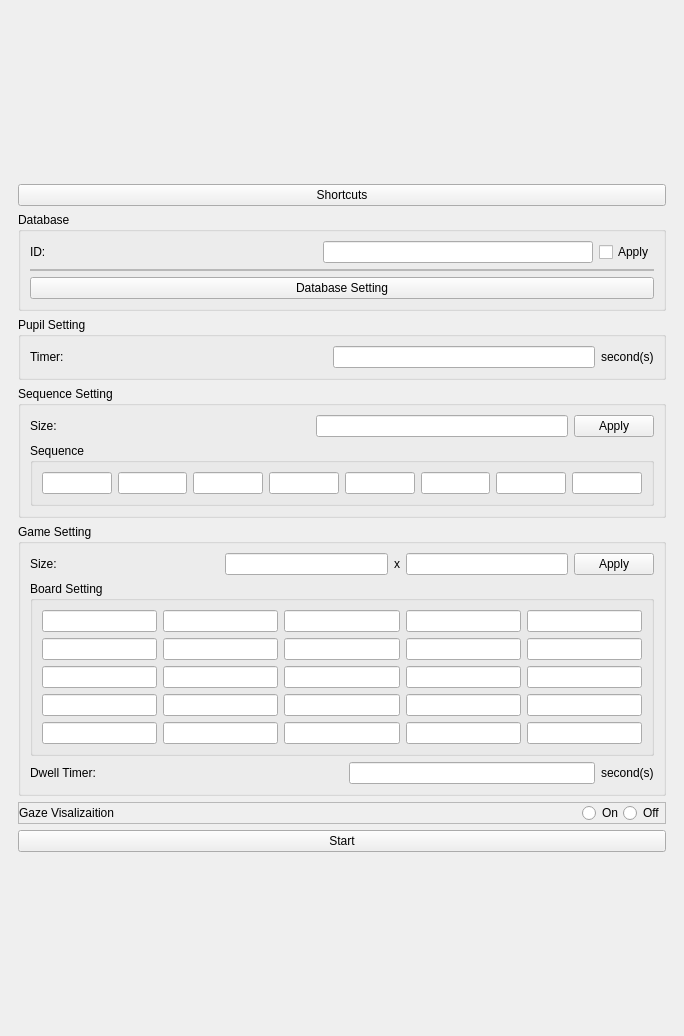
The window that ui/main.ui (DVL-Sejong/GazeTrackerGame) describes before a commit, drawn with Qt 5.
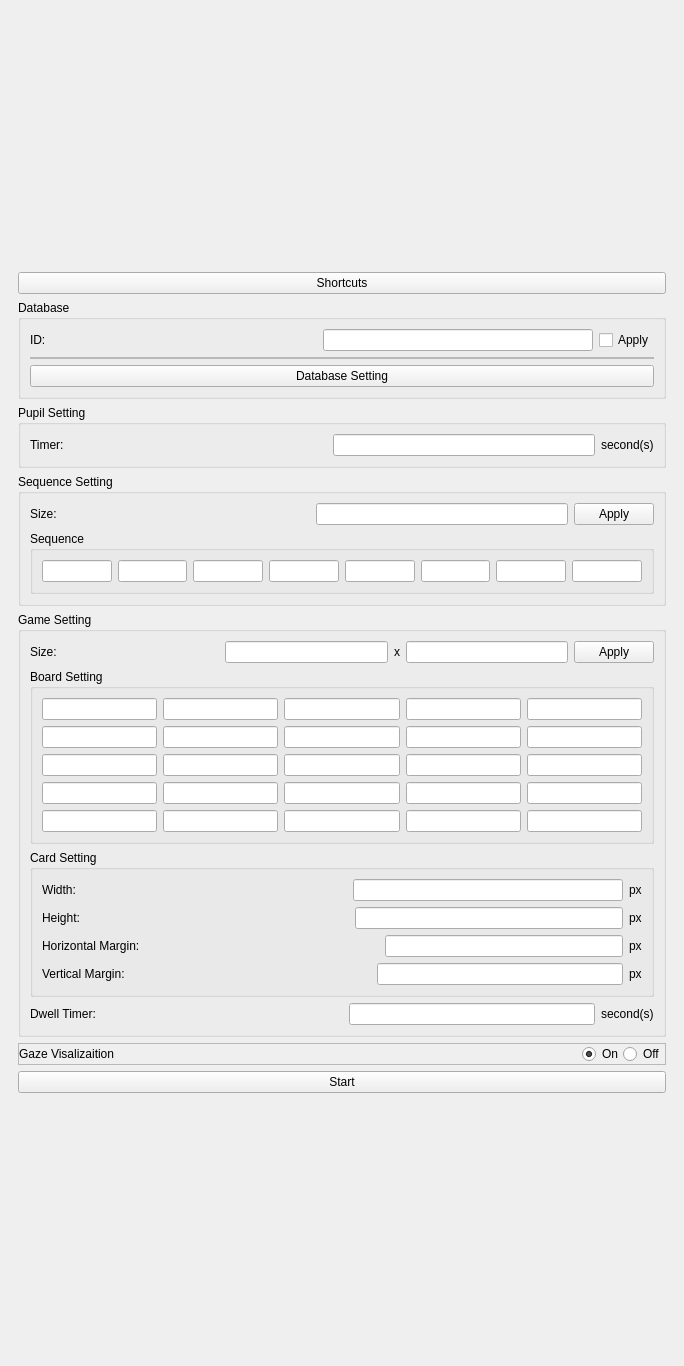
The same window after the commit.

Commit message: update: card setting feature is updated

Patch:
```diff
--- a/ui/main.ui
+++ b/ui/main.ui
@@ -7,7 +7,7 @@
     <x>0</x>
     <y>0</y>
     <width>684</width>
-    <height>1036</height>
+    <height>1366</height>
    </rect>
   </property>
   <property name="sizePolicy">
@@ -320,81 +320,226 @@
               <string>Board Setting</string>
              </property>
              <layout class="QGridLayout" name="gridLayout_15">
-              <item row="1" column="2">
-               <widget class="QLineEdit" name="lineEdit_board02"/>
-              </item>
-              <item row="1" column="4">
-               <widget class="QLineEdit" name="lineEdit_board04"/>
-              </item>
-              <item row="1" column="3">
-               <widget class="QLineEdit" name="lineEdit_board03"/>
-              </item>
               <item row="1" column="1">
                <widget class="QLineEdit" name="lineEdit_board01"/>
               </item>
+              <item row="4" column="2">
+               <widget class="QLineEdit" name="lineEdit_board32"/>
+              </item>
+              <item row="1" column="3">
+               <widget class="QLineEdit" name="lineEdit_board03"/>
+              </item>
+              <item row="1" column="2">
+               <widget class="QLineEdit" name="lineEdit_board02"/>
+              </item>
+              <item row="2" column="4">
+               <widget class="QLineEdit" name="lineEdit_board14"/>
+              </item>
               <item row="1" column="0">
                <widget class="QLineEdit" name="lineEdit_board00"/>
               </item>
-              <item row="2" column="0">
-               <widget class="QLineEdit" name="lineEdit_board10"/>
+              <item row="4" column="1">
+               <widget class="QLineEdit" name="lineEdit_board31"/>
               </item>
               <item row="2" column="1">
                <widget class="QLineEdit" name="lineEdit_board11"/>
               </item>
-              <item row="3" column="4">
-               <widget class="QLineEdit" name="lineEdit_board24"/>
-              </item>
-              <item row="2" column="4">
-               <widget class="QLineEdit" name="lineEdit_board14"/>
-              </item>
               <item row="3" column="1">
                <widget class="QLineEdit" name="lineEdit_board21"/>
               </item>
               <item row="3" column="3">
                <widget class="QLineEdit" name="lineEdit_board23"/>
               </item>
-              <item row="3" column="0">
-               <widget class="QLineEdit" name="lineEdit_board20"/>
-              </item>
-              <item row="3" column="2">
-               <widget class="QLineEdit" name="lineEdit_board22"/>
-              </item>
-              <item row="4" column="1">
-               <widget class="QLineEdit" name="lineEdit_board31"/>
-              </item>
-              <item row="4" column="2">
-               <widget class="QLineEdit" name="lineEdit_board32"/>
-              </item>
-              <item row="4" column="0">
-               <widget class="QLineEdit" name="lineEdit_board30"/>
-              </item>
               <item row="4" column="3">
                <widget class="QLineEdit" name="lineEdit_board33"/>
               </item>
+              <item row="4" column="0">
+               <widget class="QLineEdit" name="lineEdit_board30"/>
+              </item>
               <item row="4" column="4">
                <widget class="QLineEdit" name="lineEdit_board34"/>
               </item>
+              <item row="3" column="2">
+               <widget class="QLineEdit" name="lineEdit_board22"/>
+              </item>
               <item row="2" column="3">
                <widget class="QLineEdit" name="lineEdit_board13"/>
               </item>
               <item row="2" column="2">
                <widget class="QLineEdit" name="lineEdit_board12"/>
               </item>
+              <item row="3" column="4">
+               <widget class="QLineEdit" name="lineEdit_board24"/>
+              </item>
               <item row="5" column="0">
                <widget class="QLineEdit" name="lineEdit_board40"/>
               </item>
-              <item row="5" column="1">
-               <widget class="QLineEdit" name="lineEdit_board41"/>
+              <item row="3" column="0">
+               <widget class="QLineEdit" name="lineEdit_board20"/>
               </item>
-              <item row="5" column="2">
-               <widget class="QLineEdit" name="lineEdit_board42"/>
+              <item row="2" column="0">
+               <widget class="QLineEdit" name="lineEdit_board10"/>
+              </item>
+              <item row="1" column="4">
+               <widget class="QLineEdit" name="lineEdit_board04"/>
               </item>
               <item row="5" column="3">
                <widget class="QLineEdit" name="lineEdit_board43"/>
               </item>
+              <item row="5" column="2">
+               <widget class="QLineEdit" name="lineEdit_board42"/>
+              </item>
               <item row="5" column="4">
                <widget class="QLineEdit" name="lineEdit_board44"/>
               </item>
+              <item row="5" column="1">
+               <widget class="QLineEdit" name="lineEdit_board41"/>
+              </item>
+             </layout>
+            </widget>
+           </item>
+           <item>
+            <widget class="QGroupBox" name="box_card">
+             <property name="title">
+              <string>Card Setting</string>
+             </property>
+             <layout class="QVBoxLayout" name="verticalLayout_5">
+              <item>
+               <layout class="QHBoxLayout" name="horizontalLayout">
+                <item>
+                 <widget class="QLabel" name="label_width">
+                  <property name="text">
+                   <string>Width:</string>
+                  </property>
+                 </widget>
+                </item>
+                <item>
+                 <spacer name="horizontalSpacer_7">
+                  <property name="orientation">
+                   <enum>Qt::Horizontal</enum>
+                  </property>
+                  <property name="sizeHint" stdset="0">
+                   <size>
+                    <width>40</width>
+                    <height>20</height>
+                   </size>
+                  </property>
+                 </spacer>
+                </item>
+                <item>
+                 <widget class="QLineEdit" name="lineEdit_width"/>
+                </item>
+                <item>
+                 <widget class="QLabel" name="label_widthpx">
+                  <property name="text">
+                   <string>px</string>
+                  </property>
+                 </widget>
+                </item>
+               </layout>
+              </item>
+              <item>
+               <layout class="QHBoxLayout" name="horizontalLayout_10">
+                <item>
+                 <widget class="QLabel" name="label_height">
+                  <property name="text">
+                   <string>Height:</string>
+                  </property>
+                 </widget>
+                </item>
+                <item>
+                 <spacer name="horizontalSpacer_8">
+                  <property name="orientation">
+                   <enum>Qt::Horizontal</enum>
+                  </property>
+                  <property name="sizeHint" stdset="0">
+                   <size>
+                    <width>40</width>
+                    <height>20</height>
+                   </size>
+                  </property>
+                 </spacer>
+                </item>
+                <item>
+                 <widget class="QLineEdit" name="lineEdit_height"/>
+                </item>
+                <item>
+                 <widget class="QLabel" name="label_heightpx">
+                  <property name="text">
+                   <string>px</string>
+                  </property>
+                 </widget>
+                </item>
+               </layout>
+              </item>
+              <item>
+               <layout class="QHBoxLayout" name="horizontalLayout_11">
+                <item>
+                 <widget class="QLabel" name="label_marginh">
+                  <property name="text">
+                   <string>Horizontal Margin:</string>
+                  </property>
+                 </widget>
+                </item>
+                <item>
+                 <spacer name="horizontalSpacer_9">
+                  <property name="orientation">
+                   <enum>Qt::Horizontal</enum>
+                  </property>
+                  <property name="sizeHint" stdset="0">
+                   <size>
+                    <width>40</width>
+                    <height>20</height>
+                   </size>
+                  </property>
+                 </spacer>
+                </item>
+                <item>
+                 <widget class="QLineEdit" name="lineEdit_marginh"/>
+                </item>
+                <item>
+                 <widget class="QLabel" name="label_marginhpx">
+                  <property name="text">
+                   <string>px</string>
+                  </property>
+                 </widget>
+                </item>
+               </layout>
+              </item>
+              <item>
+               <layout class="QHBoxLayout" name="horizontalLayout_12">
+                <item>
+                 <widget class="QLabel" name="label_marginv">
+                  <property name="text">
+                   <string>Vertical Margin:</string>
+                  </property>
+                 </widget>
+                </item>
+                <item>
+                 <spacer name="horizontalSpacer_10">
+                  <property name="orientation">
+                   <enum>Qt::Horizontal</enum>
+                  </property>
+                  <property name="sizeHint" stdset="0">
+                   <size>
+                    <width>40</width>
+                    <height>20</height>
+                   </size>
+                  </property>
+                 </spacer>
+                </item>
+                <item>
+                 <widget class="QLineEdit" name="lineEdit_marginv"/>
+                </item>
+                <item>
+                 <widget class="QLabel" name="label_marginvpx">
+                  <property name="text">
+                   <string>px</string>
+                  </property>
+                 </widget>
+                </item>
+               </layout>
+              </item>
              </layout>
             </widget>
            </item>
@@ -492,6 +637,9 @@
                <property name="text">
                 <string>On</string>
                </property>
+               <property name="checked">
+                <bool>true</bool>
+               </property>
               </widget>
              </item>
              <item>
```
The commit also changes 3 other files.
